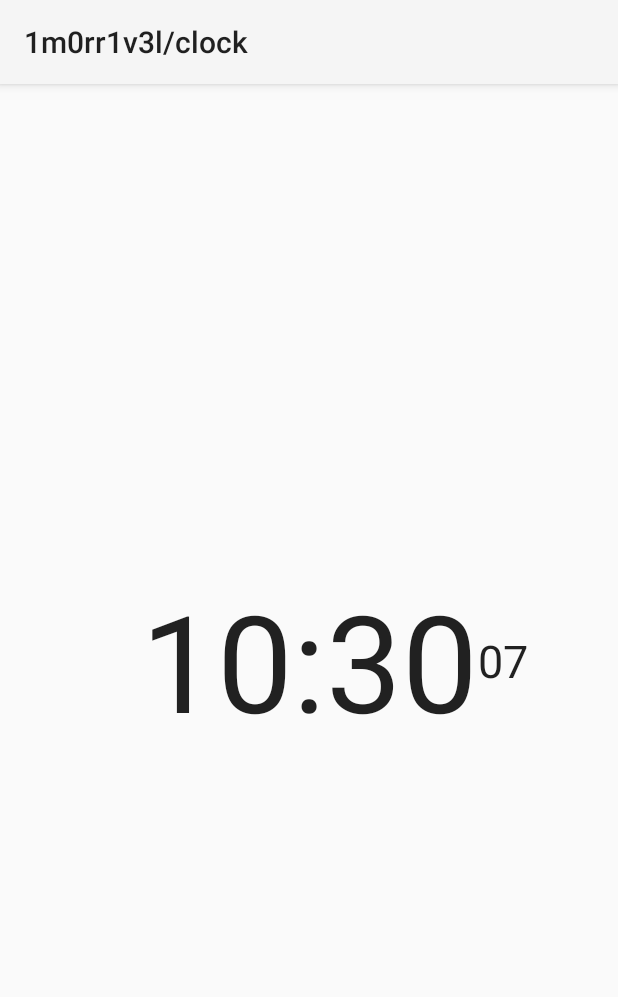
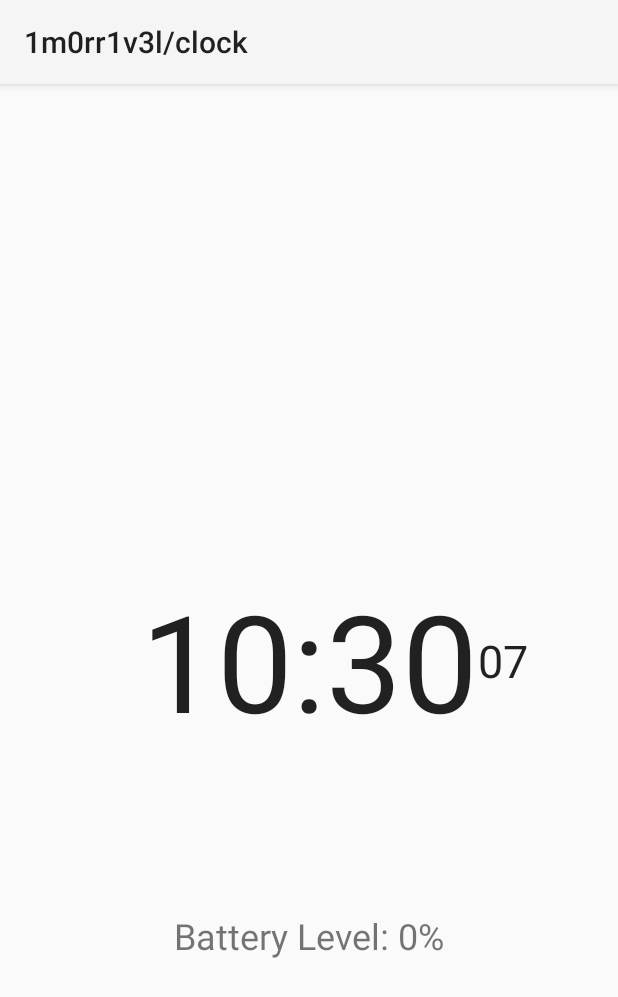
Before and after one commit to 1M0RR1V3L/app-clock, an Android app: the screen it shows after launch (MainActivity), on a phone screen of 412 x 824 dp. Shown: the top 997 px of the screen. Run offline under Robolectric (Android 15) with nearby library versions, the phone set to English and light mode, and no system bars.

Commit message:
add % battery lvl text, using broadcastReceiver

```diff
--- a/app/src/main/java/com/example/clock/MainActivity.kt
+++ b/app/src/main/java/com/example/clock/MainActivity.kt
@@ -1,24 +1,34 @@
 package com.example.clock
 
+import android.content.BroadcastReceiver
+import android.content.Context
+import android.content.Intent
+import android.content.IntentFilter
+import android.os.BatteryManager
 import android.os.Build
 import android.os.Bundle
 import android.view.WindowInsets
 import android.view.WindowManager
+import android.widget.TextView
 import androidx.appcompat.app.AppCompatActivity
 import androidx.core.view.ViewCompat
 import androidx.core.view.WindowInsetsCompat
 
 class MainActivity : AppCompatActivity() {
+
+    private lateinit var batteryLevelTextView: TextView
+
     override fun onCreate(savedInstanceState: Bundle?) {
         super.onCreate(savedInstanceState)
         setContentView(R.layout.activity_main)
+
+        // Referência ao TextView que exibe a porcentagem da bateria
+        batteryLevelTextView = findViewById(R.id.battery_level_text)
 
         // Configura o listener para aplicar as insets e ajustar o padding
         ViewCompat.setOnApplyWindowInsetsListener(findViewById(R.id.main)) { v, insets ->
             val systemBars = insets.getInsets(WindowInsetsCompat.Type.systemBars())
             v.setPadding(systemBars.left, systemBars.top, systemBars.right, systemBars.bottom)
-
-            // Retorna os insets para o próximo processamento
             insets
         }
 
@@ -27,5 +37,20 @@ class MainActivity : AppCompatActivity() {
         } else {
             window.addFlags(WindowManager.LayoutParams.FLAG_FULLSCREEN)
         }
+        window.addFlags(WindowManager.LayoutParams.FLAG_KEEP_SCREEN_ON)
+
+        // Cria e registra o BroadcastReceiver para monitorar o nível da bateria
+        val batteryReceiver: BroadcastReceiver = object : BroadcastReceiver() {
+            override fun onReceive(context: Context?, intent: Intent?) {
+                if (intent != null) {
+                    val level: Int = intent.getIntExtra(BatteryManager.EXTRA_LEVEL, 0)
+                    // Atualiza o TextView com o nível da bateria
+                    batteryLevelTextView.text = "Battery Level: $level%"
+                }
+            }
+        }
+
+        // Registra o BroadcastReceiver para eventos de mudança na bateria
+        registerReceiver(batteryReceiver, IntentFilter(Intent.ACTION_BATTERY_CHANGED))
     }
 }
--- a/app/src/main/res/layout/activity_main.xml
+++ b/app/src/main/res/layout/activity_main.xml
@@ -34,4 +34,18 @@
         app:layout_constraintBottom_toBottomOf="@id/clock_hours_minutes"
         />
 
+    <TextView
+        android:id="@+id/battery_level_text"
+        android:layout_width="wrap_content"
+        android:layout_height="wrap_content"
+        android:text="Battery Level: 0%"
+        android:textSize="24sp"
+        app:layout_constraintBottom_toBottomOf="parent"
+        app:layout_constraintEnd_toEndOf="parent"
+        app:layout_constraintTop_toBottomOf="@+id/clock_hours_minutes"
+        app:layout_constraintStart_toStartOf="parent"
+        app:layout_constraintTop_toTopOf="parent"
+        app:layout_constraintVertical_bias="0.75"
+        app:layout_constraintHorizontal_bias="0.5"/>
+
 </androidx.constraintlayout.widget.ConstraintLayout>
```
